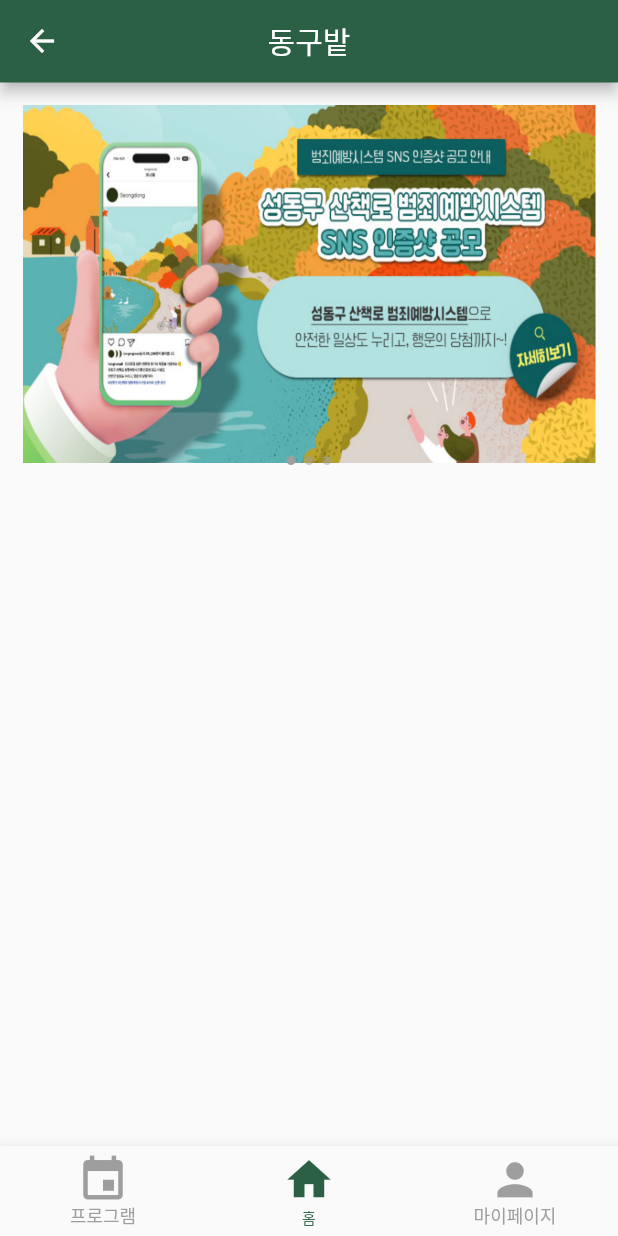
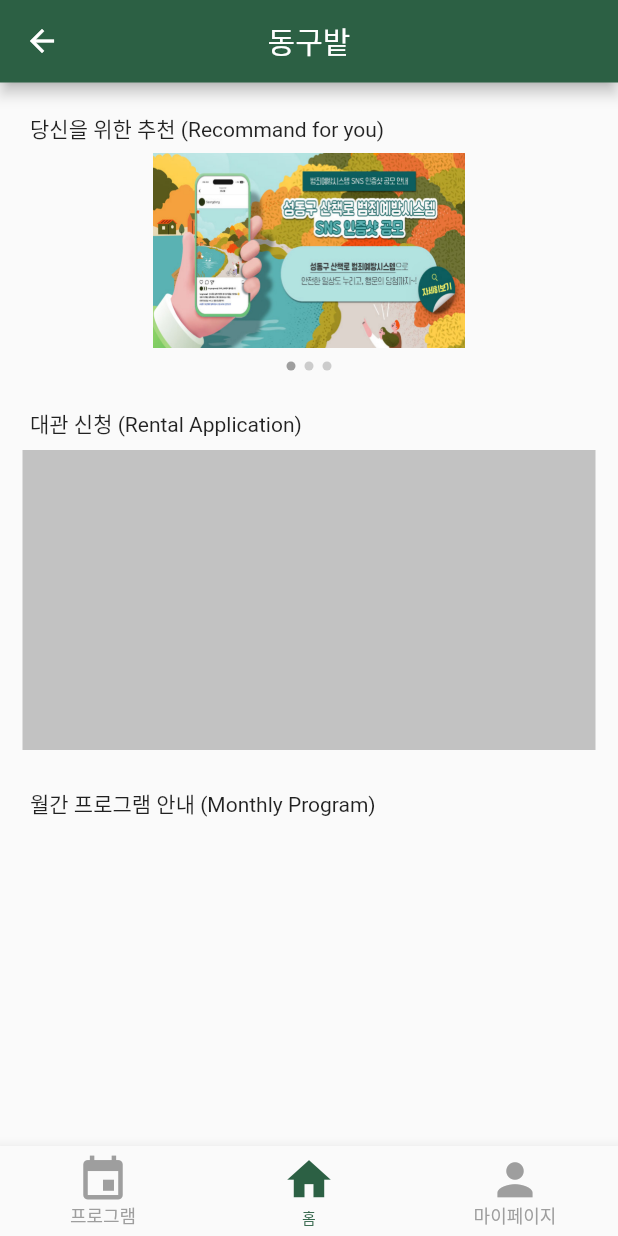
Before and after one commit to hyundo0328/DongguBat, a Flutter app: the MainPage screen opened directly, on a phone screen of 412 x 824 dp. Run offline on Flutter 3.47's test engine with Material 2 defaults, Android fonts, the light colour scheme and no system bars.

Commit message:
메인페이지 수정

```diff
--- a/lib/screens/main_page.dart
+++ b/lib/screens/main_page.dart
@@ -51,9 +51,20 @@ class _MainPageState extends State<MainPage> {
           child: Column(
             mainAxisSize: MainAxisSize.max,
             children: [
+              Align(
+                // 아이디 텍스트
+                alignment: AlignmentDirectional(-1.00, 0.00),
+                child: Padding(
+                  padding: EdgeInsetsDirectional.fromSTEB(5, 5, 0, 6),
+                  child: Text(
+                    '당신을 위한 추천 (Recommand for you)',
+                    textAlign: TextAlign.start,
+                  ),
+                ),
+              ),
               Container(
-                width: double.infinity,
-                height: 240,
+                width: MediaQuery.of(context).size.width,
+                height: 145,
                 child: Stack(
                   fit: StackFit.loose,
                   children: [
@@ -75,7 +86,7 @@ class _MainPageState extends State<MainPage> {
                             child: Image.asset(
                               'assets/SNS 인증샷.jpg',
                               width: double.infinity,
-                              height: 250,
+                              height: 130,
                               fit: BoxFit.contain,
                               alignment: Alignment(0.00, -1.00),
                             ),
@@ -88,7 +99,7 @@ class _MainPageState extends State<MainPage> {
                             child: Image.asset(
                               'assets/세이프 라이딩.jpg',
                               width: double.infinity,
-                              height: 250,
+                              height: 130,
                               fit: BoxFit.contain,
                               alignment: Alignment(0.00, -1.00),
                             ),
@@ -101,7 +112,7 @@ class _MainPageState extends State<MainPage> {
                             child: Image.asset(
                               'assets/플로깅플레져.jpg',
                               width: double.infinity,
-                              height: 225,
+                              height: 130,
                               fit: BoxFit.contain,
                             ),
                           ),
@@ -141,6 +152,36 @@ class _MainPageState extends State<MainPage> {
                   ],
                 ),
               ),
+              Align(
+                // 아이디 텍스트
+                alignment: AlignmentDirectional(-1.00, 0.00),
+                child: Padding(
+                  padding: EdgeInsetsDirectional.fromSTEB(5, 25, 0, 7),
+                  child: Text(
+                    '대관 신청 (Rental Application)',
+                    textAlign: TextAlign.start,
+                  ),
+                ),
+              ),
+              Container(
+                width: MediaQuery.of(context).size.width,
+                height: 200,
+                decoration: BoxDecoration(
+                  shape: BoxShape.rectangle,
+                  color: Color(0xFFC2C2C2),
+                ),
+              ),
+              Align(
+                // 아이디 텍스트
+                alignment: AlignmentDirectional(-1.00, 0.00),
+                child: Padding(
+                  padding: EdgeInsetsDirectional.fromSTEB(5, 25, 0, 7),
+                  child: Text(
+                    '월간 프로그램 안내 (Monthly Program)',
+                    textAlign: TextAlign.start,
+                  ),
+                ),
+              ),
             ],
           ),
         ),
```
Also changed, not shown: lib/screens/program_rent.dart (+5 -55 lines).
